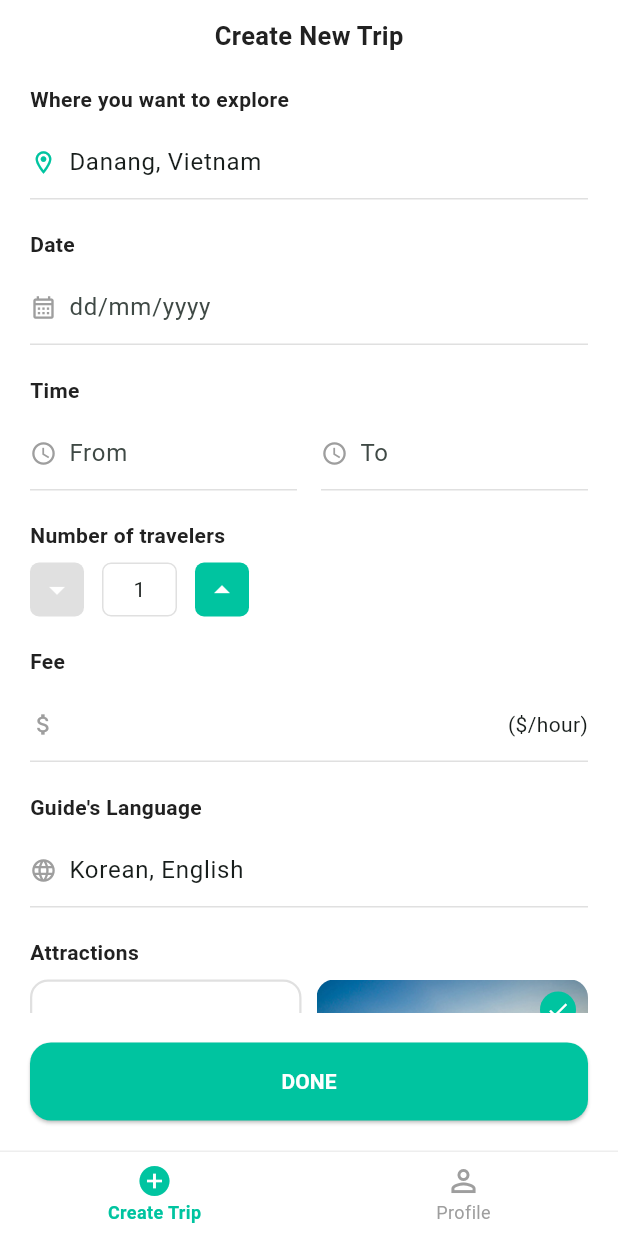
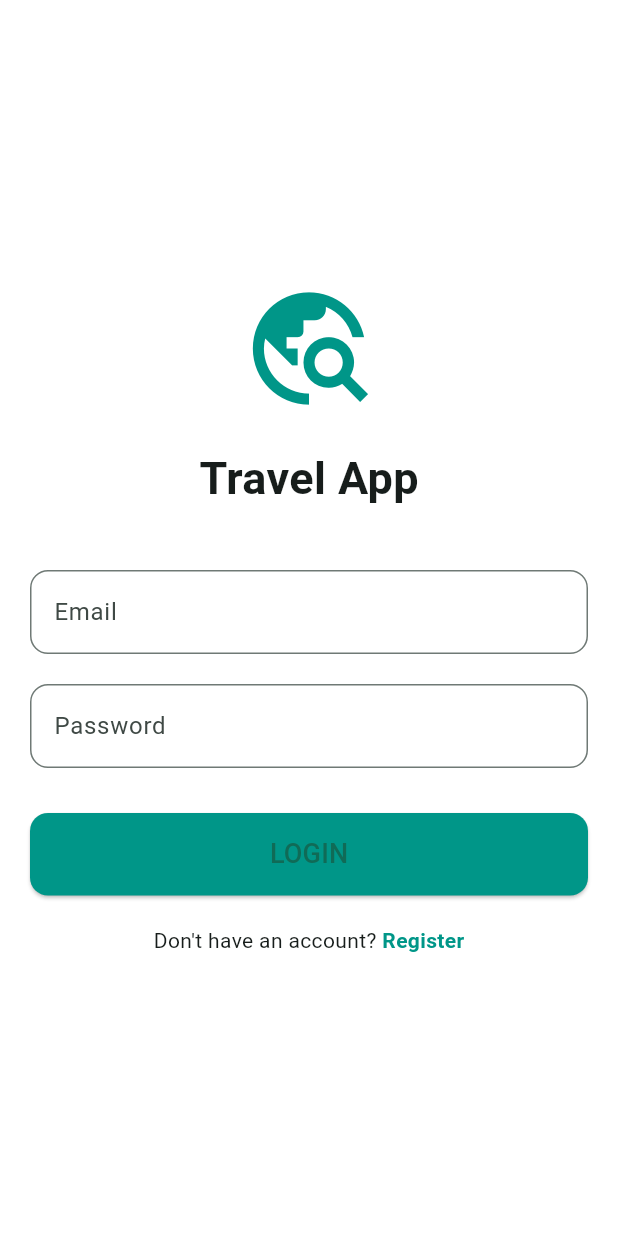
Before and after one commit to PhNgocCong/fellow4U, a Flutter app: the screen it shows after launch, on a phone screen of 412 x 824 dp. Run offline on Flutter 3.47's test engine with Material 3 defaults, Android fonts, the phone set to English and light mode, and no system bars; our stand-ins replace firebase_auth, firebase_core, image_picker; accounts and stored records are empty.

Commit message:
update code

```diff
--- a/lib/main.dart
+++ b/lib/main.dart
@@ -1,8 +1,16 @@
 import 'package:flutter/material.dart';
-import 'screens/create_trip_screen.dart';
-import 'screens/settings_screen.dart';
+import 'package:firebase_core/firebase_core.dart';
 
-void main() {
+import 'firebase_options.dart';
+import 'screens/login_screen.dart';
+
+void main() async {
+  WidgetsFlutterBinding.ensureInitialized();
+
+  await Firebase.initializeApp(
+    options: DefaultFirebaseOptions.currentPlatform,
+  );
+
   runApp(const MyApp());
 }
 
@@ -15,65 +23,14 @@ class MyApp extends StatelessWidget {
       debugShowCheckedModeBanner: false,
       title: 'Travel App',
       theme: ThemeData(
-        colorScheme: ColorScheme.fromSeed(seedColor: const Color(0xFF00C4A0)),
+        colorScheme: ColorScheme.fromSeed(
+          seedColor: const Color(0xFF00C4A0),
+        ),
         useMaterial3: true,
         scaffoldBackgroundColor: Colors.white,
       ),
-      home: const MainScreen(),
+
+      home: const LoginScreen(),
     );
   }
 }
-
-class MainScreen extends StatefulWidget {
-  const MainScreen({super.key});
-
-  @override
-  State<MainScreen> createState() => _MainScreenState();
-}
-
-class _MainScreenState extends State<MainScreen> {
-  int _currentIndex = 0;
-
-  final List<Widget> _screens = const [
-    CreateNewTripScreen(),
-    SettingsScreen(),
-  ];
-
-  @override
-  Widget build(BuildContext context) {
-    return Scaffold(
-      body: IndexedStack(
-        index: _currentIndex,
-        children: _screens,
-      ),
-      bottomNavigationBar: Container(
-        decoration: const BoxDecoration(
-          border: Border(top: BorderSide(color: Color(0xFFEEEEEE), width: 1)),
-        ),
-        child: BottomNavigationBar(
-          currentIndex: _currentIndex,
-          onTap: (index) => setState(() => _currentIndex = index),
-          selectedItemColor: const Color(0xFF00C4A0),
-          unselectedItemColor: Colors.grey,
-          backgroundColor: Colors.white,
-          elevation: 0,
-          type: BottomNavigationBarType.fixed,
-          selectedLabelStyle: const TextStyle(fontSize: 12, fontWeight: FontWeight.w600),
-          unselectedLabelStyle: const TextStyle(fontSize: 12),
-          items: const [
-            BottomNavigationBarItem(
-              icon: Icon(Icons.add_circle_outline),
-              activeIcon: Icon(Icons.add_circle),
-              label: 'Create Trip',
-            ),
-            BottomNavigationBarItem(
-              icon: Icon(Icons.person_outline),
-              activeIcon: Icon(Icons.person),
-              label: 'Profile',
-            ),
-          ],
-        ),
-      ),
-    );
-  }
-}
--- /dev/null
+++ b/lib/screens/login_screen.dart
@@ -0,0 +1,159 @@
+import 'package:flutter/material.dart';
+import 'package:firebase_auth/firebase_auth.dart';
+
+import 'register_screen.dart';
+import 'main_screen.dart'; // 👈 THÊM DÒNG NÀY
+
+class LoginScreen extends StatefulWidget {
+  const LoginScreen({super.key});
+
+  @override
+  State<LoginScreen> createState() => _LoginScreenState();
+}
+
+class _LoginScreenState extends State<LoginScreen> {
+  final TextEditingController emailController = TextEditingController();
+  final TextEditingController passwordController = TextEditingController();
+
+  bool isLoading = false;
+
+  Future<void> login() async {
+    try {
+      // ❌ CHECK INPUT RỖNG
+      if (emailController.text.trim().isEmpty ||
+          passwordController.text.trim().isEmpty) {
+        ScaffoldMessenger.of(context).showSnackBar(
+          const SnackBar(content: Text('Please enter email & password')),
+        );
+        return;
+      }
+
+      setState(() => isLoading = true);
+
+      // 🔐 FIREBASE LOGIN
+      await FirebaseAuth.instance.signInWithEmailAndPassword(
+        email: emailController.text.trim(),
+        password: passwordController.text.trim(),
+      );
+
+      // ✅ LOGIN SUCCESS → MAIN APP
+      if (!mounted) return;
+
+      Navigator.pushReplacement(
+        context,
+        MaterialPageRoute(builder: (_) => const MainScreen()),
+      );
+
+    } on FirebaseAuthException catch (e) {
+      ScaffoldMessenger.of(context).showSnackBar(
+        SnackBar(content: Text(e.message ?? 'Login Failed')),
+      );
+    } finally {
+      if (mounted) {
+        setState(() => isLoading = false);
+      }
+    }
+  }
+
+  @override
+  Widget build(BuildContext context) {
+    return Scaffold(
+      backgroundColor: Colors.white,
+      body: SafeArea(
+        child: Padding(
+          padding: const EdgeInsets.all(20),
+          child: Column(
+            mainAxisAlignment: MainAxisAlignment.center,
+            children: [
+              const Icon(
+                Icons.travel_explore,
+                size: 90,
+                color: Colors.teal,
+              ),
+              const SizedBox(height: 20),
+              const Text(
+                'Travel App',
+                style: TextStyle(
+                  fontSize: 30,
+                  fontWeight: FontWeight.bold,
+                ),
+              ),
+              const SizedBox(height: 40),
+
+              TextField(
+                controller: emailController,
+                decoration: InputDecoration(
+                  labelText: 'Email',
+                  border: OutlineInputBorder(
+                    borderRadius: BorderRadius.circular(12),
+                  ),
+                ),
+              ),
+
+              const SizedBox(height: 20),
+
+              TextField(
+                controller: passwordController,
+                obscureText: true,
+                decoration: InputDecoration(
+                  labelText: 'Password',
+                  border: OutlineInputBorder(
+                    borderRadius: BorderRadius.circular(12),
+                  ),
+                ),
+              ),
+
+              const SizedBox(height: 30),
+
+              SizedBox(
+                width: double.infinity,
+                height: 55,
+                child: ElevatedButton(
+                  onPressed: isLoading ? null : login,
+                  style: ElevatedButton.styleFrom(
+                    backgroundColor: Colors.teal,
+                    shape: RoundedRectangleBorder(
+                      borderRadius: BorderRadius.circular(12),
+                    ),
+                  ),
+                  child: isLoading
+                      ? const CircularProgressIndicator(color: Colors.white)
+                      : const Text(
+                    'LOGIN',
+                    style: TextStyle(fontSize: 18),
+                  ),
+                ),
+              ),
+
+              const SizedBox(height: 20),
+
+              Row(
+                mainAxisAlignment: MainAxisAlignment.center,
+                children: [
+                  const Text("Don't have an account? "),
+                  GestureDetector(
+                    onTap: () {
+                      Navigator.push(
+                        context,
+                        MaterialPageRoute(
+                          builder: (_) => const RegisterScreen(),
+                        ),
+                      );
+                    },
+                    child: const Text(
+                      'Register',
+                      style: TextStyle(
+                        color: Colors.teal,
+                        fontWeight: FontWeight.bold,
+                      ),
+                    ),
+                  ),
+                ],
+              )
+            ],
+          ),
+        ),
+      ),
+    );
+  }
+}
--- a/pubspec.yaml
+++ b/pubspec.yaml
@@ -6,7 +6,7 @@ publish_to: 'none'
 version: 1.0.0+1
 
 environment:
-  sdk: '^3.10.0'
+  sdk: ">=3.10.0 <4.0.0"
 
 dependencies:
   flutter:
@@ -18,7 +18,7 @@ dependencies:
   http: ^1.2.1
   intl: ^0.20.2
 
-  # State
+  # State Management
   provider: ^6.1.2
 
   # Image Picker
```
Also changed, not shown: api/config/google-services.json (added, +29 -0 lines), lib/screens/main_screen.dart (added, +50 -0 lines), lib/screens/register_screen.dart (added, +145 -0 lines), lib/firebase_options.dart (added), 1 other file.
